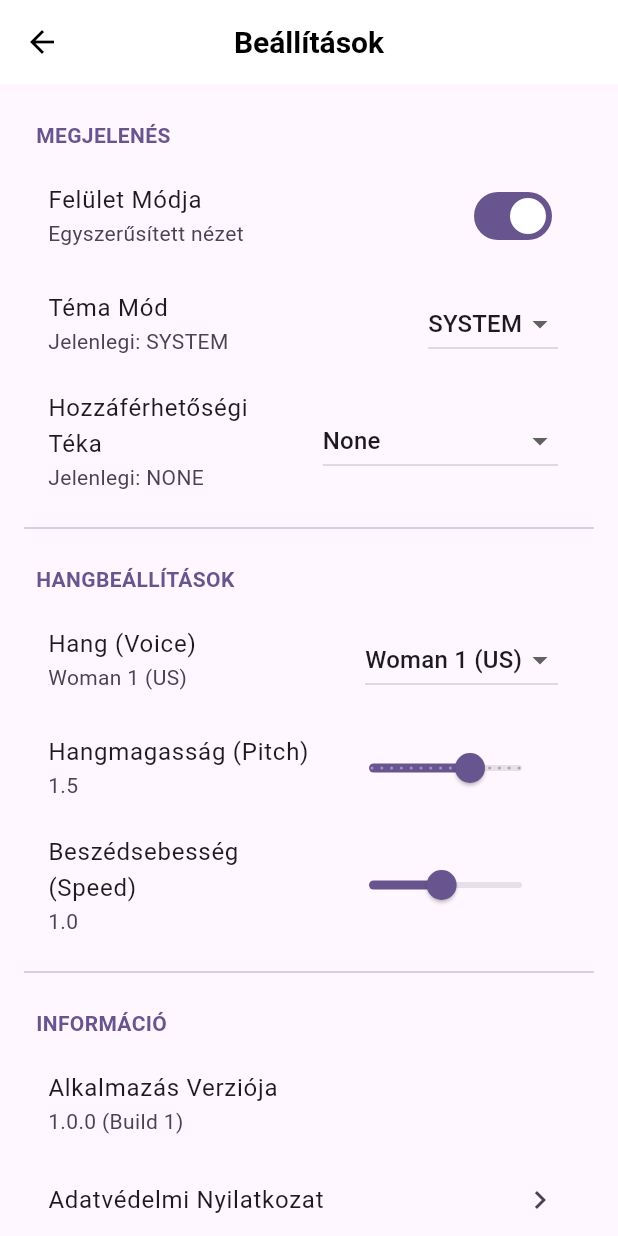
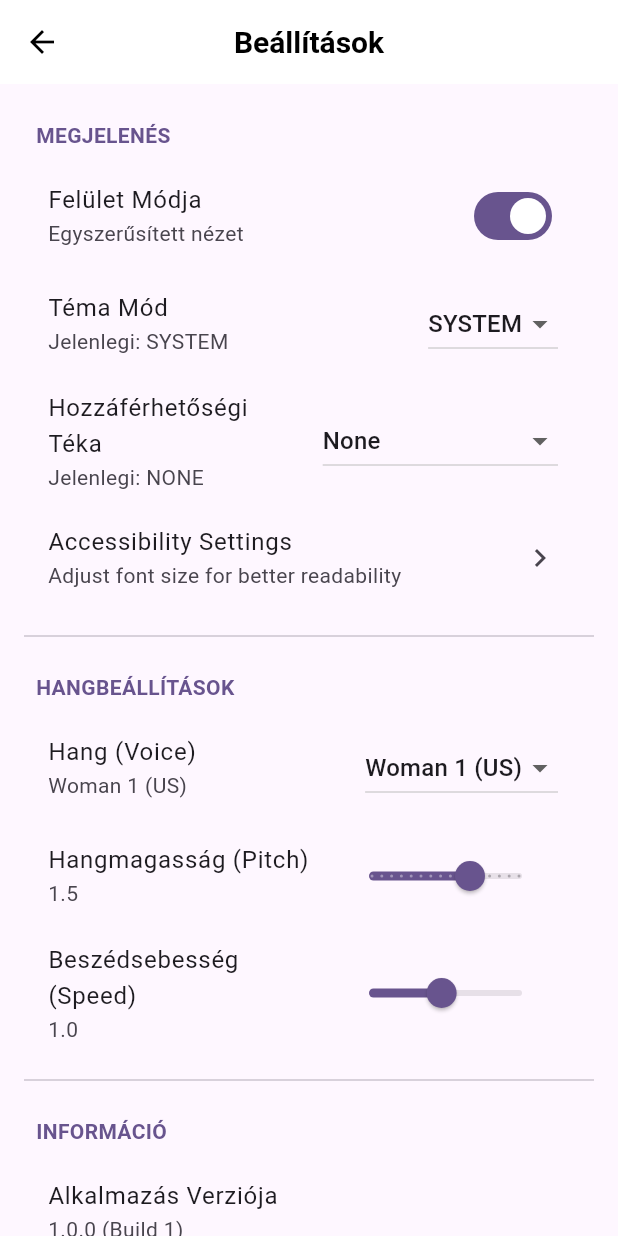
Before and after one commit to SziluChannel/LumiAI, a Flutter app: the HomeScreen screen opened directly, after a tap on the "toggle off" icon, after a tap on "Settings", on a phone screen of 412 x 824 dp. Run offline on Flutter 3.47's test engine with Material 3 defaults, Android fonts, the phone set to English and light mode, and no system bars; our stand-ins replace camera, flutter_dotenv, flutter_riverpod, flutter_tts, image_picker, permission_handler and 3 more; missing offline and left inert: dart:js_interop, record; accounts and stored records are empty; generated files the repository leaves out were written again; network calls fail.

Commit message:
Betűméret állithatóságának implemetálása a könnyebb használat miatt

```diff
--- /dev/null
+++ b/lib/features/accessibility/font_size_feature.dart
@@ -0,0 +1,111 @@
+import 'package:flutter/material.dart';
+import 'package:provider/provider.dart';
+
+// I. The Global State Management Model (FontSizeProvider)
+class FontSizeProvider extends ChangeNotifier {
+  double _scaleFactor = 1.0;
+  static const double minScaleFactor = 1.0;
+  static const double maxScaleFactor = 2.0;
+
+  double get scaleFactor => _scaleFactor;
+
+  void setScaleFactor(double newFactor) {
+    if (newFactor >= minScaleFactor && newFactor <= maxScaleFactor) {
+      _scaleFactor = newFactor;
+      notifyListeners();
+    }
+  }
+}
+
+// II. The Settings UI (AccessibilitySettingsScreen)
+class AccessibilitySettingsScreen extends StatelessWidget {
+  const AccessibilitySettingsScreen({super.key});
+
+  @override
+  Widget build(BuildContext context) {
+    return Scaffold(
+      appBar: AppBar(
+        title: const Text('Accessibility Settings'),
+      ),
+      body: Padding(
+        padding: const EdgeInsets.all(16.0),
+        child: Column(
+          crossAxisAlignment: CrossAxisAlignment.start,
+          children: [
+            Consumer<FontSizeProvider>(
+              builder: (context, fontSizeProvider, child) {
+                return Text(
+                  'Text Size: ${(fontSizeProvider.scaleFactor * 100).toStringAsFixed(0)}%',
+                  style: const TextStyle(fontSize: 18),
+                );
+              },
+            ),
+            Consumer<FontSizeProvider>(
+              builder: (context, fontSizeProvider, child) {
+                return Slider(
+                  value: fontSizeProvider.scaleFactor,
+                  min: FontSizeProvider.minScaleFactor,
+                  max: FontSizeProvider.maxScaleFactor,
+                  divisions: (FontSizeProvider.maxScaleFactor - FontSizeProvider.minScaleFactor) ~/ 0.1, // 10 steps for 0.1 increments
+                  label: '${(fontSizeProvider.scaleFactor * 100).toStringAsFixed(0)}%',
+                  onChanged: (newValue) {
+                    fontSizeProvider.setScaleFactor(newValue);
+                  },
+                );
+              },
+            ),
+            const SizedBox(height: 20),
+            const Divider(),
+            const SizedBox(height: 20),
+            // III. Implementation Example (ScaledTextWidget) demonstration
+            const Text(
+              'Example Text:',
+              style: TextStyle(fontSize: 16, fontWeight: FontWeight.bold),
+            ),
+            const ScaledTextWidget(
+              text: 'This is an example text that will scale with the slider. '
+                    'Observe how its size changes based on your selection.',
+              baseFontSize: 16.0,
+            ),
+            const ScaledTextWidget(
+              text: 'Smaller example text.',
+              baseFontSize: 12.0,
+            ),
+          ],
+        ),
+      ),
+    );
+  }
+}
+
+// III. Implementation Example (ScaledTextWidget)
+class ScaledTextWidget extends StatelessWidget {
+  final String text;
+  final double baseFontSize;
+  final FontWeight? fontWeight;
+  final Color? color;
+
+  const ScaledTextWidget({
+    super.key,
+    required this.text,
+    required this.baseFontSize,
+    this.fontWeight,
+    this.color,
+  });
+
+  @override
+  Widget build(BuildContext context) {
+    return Consumer<FontSizeProvider>(
+      builder: (context, fontSizeProvider, child) {
+        return Text(
+          text,
+          style: TextStyle(
+            fontSize: baseFontSize * fontSizeProvider.scaleFactor,
+            fontWeight: fontWeight,
+            color: color,
+          ),
+        );
+      },
+    );
+  }
+}
--- a/lib/features/home/home_screen.dart
+++ b/lib/features/home/home_screen.dart
@@ -4,6 +4,7 @@ import 'package:flutter_riverpod/flutter_riverpod.dart';
 import 'package:lumiai/features/global_listening/global_listening_controller.dart';
 import 'package:lumiai/features/global_listening/global_listening_state.dart';
 import 'package:lumiai/features/settings/providers/ui_mode_provider.dart';
+import 'package:lumiai/features/accessibility/font_size_feature.dart'; // Import ScaledTextWidget
 
 // Imports for your specific features and settings
 import 'layouts/minimal_ui.dart';
@@ -46,7 +47,12 @@ class _HomeScreenState extends ConsumerState<HomeScreen> {
       appBar: AppBar(
         title: Row(
           children: [
-            Text(title),
+            // Use ScaledTextWidget for the title
+            ScaledTextWidget(
+              text: title,
+              baseFontSize: 20, // Base font size for the app bar title
+              fontWeight: FontWeight.bold,
+            ),
             const SizedBox(width: 10),
             // Status Indicator
             if (listeningState.status == GlobalListeningStatus.listening)
--- a/lib/features/home/layouts/minimal_ui.dart
+++ b/lib/features/home/layouts/minimal_ui.dart
@@ -3,6 +3,8 @@ import 'package:flutter_riverpod/flutter_riverpod.dart';
 import 'package:lumiai/core/constants/app_prompts.dart';
 import 'package:lumiai/features/global_listening/global_listening_controller.dart';
 import 'package:lumiai/features/settings/ui/settings_screen.dart';
+import 'package:provider/provider.dart' as pr; // Alias for Provider.of
+import 'package:lumiai/features/accessibility/font_size_feature.dart'; // For FontSizeProvider
 
 class MinimalFunctionalUI extends ConsumerWidget {
   const MinimalFunctionalUI({super.key});
@@ -52,7 +54,9 @@ class _MinimalMenuButton extends StatelessWidget {
   final IconData icon;
   final VoidCallback onPressed;
 
-  const _MinimalMenuButton({
+  // Removed const keyword due to dynamic scaling
+  _MinimalMenuButton({
+    super.key,
     required this.label,
     required this.icon,
     required this.onPressed,
@@ -60,19 +64,29 @@ class _MinimalMenuButton extends StatelessWidget {
 
   @override
   Widget build(BuildContext context) {
+    final fontSizeProvider = pr.Provider.of<FontSizeProvider>(context);
+    final double scaleFactor = fontSizeProvider.scaleFactor;
+
     return Expanded(
       child: Padding(
-        padding: const EdgeInsets.all(16.0),
+        padding: EdgeInsets.all(16.0 * scaleFactor), // Scale padding
         child: ElevatedButton.icon(
           style: ElevatedButton.styleFrom(
             backgroundColor: Theme.of(context).primaryColor.withAlpha(200),
             foregroundColor: Colors.white,
             shape: RoundedRectangleBorder(
-              borderRadius: BorderRadius.circular(20),
+              borderRadius: BorderRadius.circular(20 * scaleFactor), // Scale border radius
+            ),
+            padding: EdgeInsets.symmetric(horizontal: 16 * scaleFactor, vertical: 12 * scaleFactor), // Scale padding
+          ),
+          icon: Icon(icon, size: 60 * scaleFactor), // Scale icon size
+          label: Text(
+            label,
+            style: TextStyle(
+              fontSize: 32 * scaleFactor, // Scale text size
+              fontWeight: FontWeight.bold,
             ),
           ),
-          icon: Icon(icon, size: 60),
-          label: Text(label, style: const TextStyle(fontSize: 32)),
           onPressed: onPressed,
         ),
       ),
--- a/lib/features/home/layouts/partial_ui.dart
+++ b/lib/features/home/layouts/partial_ui.dart
@@ -3,6 +3,8 @@ import 'package:flutter_riverpod/flutter_riverpod.dart';
 import 'package:lumiai/core/constants/app_prompts.dart';
 import 'package:lumiai/features/global_listening/global_listening_controller.dart';
 import 'package:lumiai/features/live_chat/ui/live_chat_screen.dart';
+import 'package:provider/provider.dart' as pr; // Alias for Provider.of
+import 'package:lumiai/features/accessibility/font_size_feature.dart'; // For FontSizeProvider
 
 class PartialFunctionalUI extends ConsumerWidget {
   const PartialFunctionalUI({super.key});
@@ -109,7 +111,9 @@ class _FeatureButton extends StatelessWidget {
   final IconData icon;
   final VoidCallback onPressed;
 
-  const _FeatureButton({
+  // Removed const keyword from constructor because of dynamic scaleFactor
+  _FeatureButton({
+    super.key,
     required this.label,
     required this.icon,
     required this.onPressed,
@@ -117,20 +121,26 @@ class _FeatureButton extends StatelessWidget {
 
   @override
   Widget build(BuildContext context) {
+    final fontSizeProvider = pr.Provider.of<FontSizeProvider>(context);
+    final double scaleFactor = fontSizeProvider.scaleFactor;
+
     return InkWell(
       onTap: onPressed,
       borderRadius: BorderRadius.circular(8),
       child: Container(
-        width: 120,
+        width: 120 * scaleFactor, // Scale button width
         padding: const EdgeInsets.symmetric(vertical: 12),
         child: Column(
           children: [
-            Icon(icon, size: 40, color: Theme.of(context).primaryColor),
-            const SizedBox(height: 8),
+            Icon(icon, size: 40 * scaleFactor, color: Theme.of(context).primaryColor), // Scale icon size
+            SizedBox(height: 8 * scaleFactor), // Scale spacing, removed const
             Text(
               label,
               textAlign: TextAlign.center,
-              style: TextStyle(fontWeight: FontWeight.bold),
+              style: TextStyle(
+                fontWeight: FontWeight.bold,
+                fontSize: 16 * scaleFactor, // Scale text size
+              ),
             ),
           ],
         ),
--- a/lib/features/settings/ui/settings_screen.dart
+++ b/lib/features/settings/ui/settings_screen.dart
@@ -6,6 +6,7 @@ import 'package:lumiai/features/settings/providers/tts_settings_provider.dart';
 import 'package:lumiai/features/settings/ui/settings_tile.dart';
 import 'package:lumiai/core/services/tts_service.dart';
 import 'package:lumiai/core/constants/app_themes.dart'; // Needed for CustomThemeType in dropdown
+import 'package:lumiai/features/accessibility/font_size_feature.dart'; // For AccessibilitySettingsScreen
 
 class SettingsScreen extends ConsumerWidget {
   const SettingsScreen({super.key});
@@ -29,6 +30,18 @@ class SettingsScreen extends ConsumerWidget {
 
           // 2. Téma Mód (Dark Mode)
           _buildThemeModeSetting(ref),
+
+          // 3. Accessibility Settings (Font Size)
+          SettingsTile(
+            title: 'Accessibility Settings',
+            subtitle: 'Adjust font size for better readability',
+            trailing: const Icon(Icons.chevron_right),
+            onTap: () {
+              Navigator.of(context).push(
+                MaterialPageRoute(builder: (context) => const AccessibilitySettingsScreen()),
+              );
+            },
+          ),
 
           const Divider(height: 32),
 
--- a/pubspec.yaml
+++ b/pubspec.yaml
@@ -50,6 +50,7 @@ dependencies:
   shared_preferences: ^2.5.3
   camera: ^0.11.3
   web: ^1.1.0
+  provider: ^6.1.2 # Added for global state management of font size
 
 # Workaround for camera_web 0.3.5+ bug with Firefox facingMode
 # See: https://github.com/flutter/flutter/issues/
```
Also changed, not shown: lib/main.dart (+24 -2 lines), pubspec.lock.
